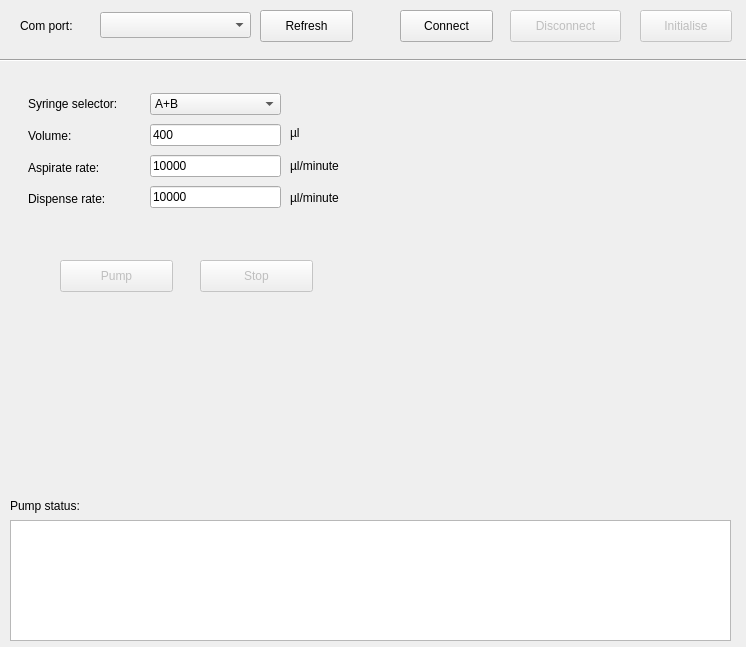
Before: the Qt Designer form main.ui in BenPorebski/microlab500, drawn with Qt 5.
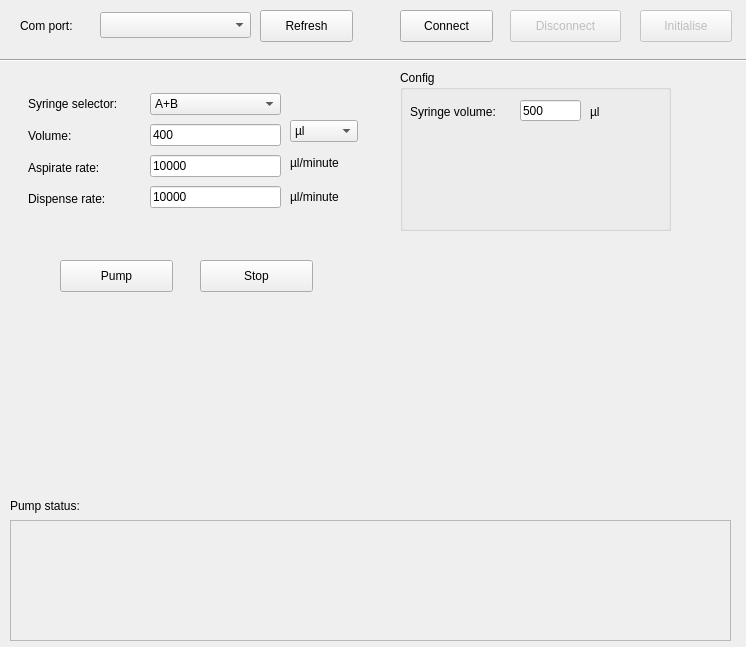
After: the same form once the commit is applied.

Commit message: Added some error checking.

```diff
--- a/main.ui
+++ b/main.ui
@@ -73,6 +73,9 @@
     </property>
    </widget>
    <widget class="QPlainTextEdit" name="plainTextEdit">
+    <property name="enabled">
+     <bool>false</bool>
+    </property>
     <property name="geometry">
      <rect>
       <x>10</x>
@@ -106,7 +109,7 @@
    </widget>
    <widget class="QPushButton" name="pumpGo">
     <property name="enabled">
-     <bool>false</bool>
+     <bool>true</bool>
     </property>
     <property name="geometry">
      <rect>
@@ -122,7 +125,7 @@
    </widget>
    <widget class="QPushButton" name="pumpStop">
     <property name="enabled">
-     <bool>false</bool>
+     <bool>true</bool>
     </property>
     <property name="geometry">
      <rect>
@@ -280,21 +283,80 @@
      </item>
     </layout>
    </widget>
-   <widget class="QWidget" name="layoutWidget">
+   <widget class="QGroupBox" name="groupBox">
+    <property name="geometry">
+     <rect>
+      <x>400</x>
+      <y>70</y>
+      <width>271</width>
+      <height>161</height>
+     </rect>
+    </property>
+    <property name="title">
+     <string>Config</string>
+    </property>
+    <widget class="QLabel" name="label_7">
+     <property name="geometry">
+      <rect>
+       <x>10</x>
+       <y>30</y>
+       <width>119</width>
+       <height>24</height>
+      </rect>
+     </property>
+     <property name="text">
+      <string>Syringe volume:</string>
+     </property>
+    </widget>
+    <widget class="QLineEdit" name="config_syringe_volume">
+     <property name="geometry">
+      <rect>
+       <x>120</x>
+       <y>30</y>
+       <width>61</width>
+       <height>21</height>
+      </rect>
+     </property>
+     <property name="text">
+      <string>500</string>
+     </property>
+    </widget>
+    <widget class="QLabel" name="label_11">
+     <property name="geometry">
+      <rect>
+       <x>190</x>
+       <y>30</y>
+       <width>79</width>
+       <height>24</height>
+      </rect>
+     </property>
+     <property name="text">
+      <string>µl</string>
+     </property>
+    </widget>
+   </widget>
+   <widget class="QWidget" name="">
     <property name="geometry">
      <rect>
       <x>290</x>
       <y>120</y>
-      <width>81</width>
+      <width>68</width>
       <height>91</height>
      </rect>
     </property>
     <layout class="QVBoxLayout" name="verticalLayout_3">
      <item>
-      <widget class="QLabel" name="label_8">
-       <property name="text">
-        <string>µl</string>
-       </property>
+      <widget class="QComboBox" name="comboBox">
+       <item>
+        <property name="text">
+         <string>µl</string>
+        </property>
+       </item>
+       <item>
+        <property name="text">
+         <string>ml</string>
+        </property>
+       </item>
       </widget>
      </item>
      <item>
@@ -328,6 +390,8 @@
    <zorder>commCombo</zorder>
    <zorder>layoutWidget</zorder>
    <zorder>commRefresh</zorder>
+   <zorder>groupBox</zorder>
+   <zorder>comboBox</zorder>
   </widget>
  </widget>
  <resources/>
```
The commit also changes 2 other files.
